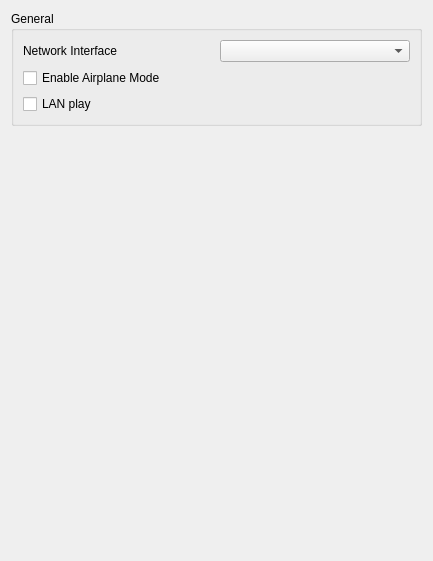
Qt form src/yuzu/configuration/configure_network.ui (danieljesus/Lichii) before a commit.
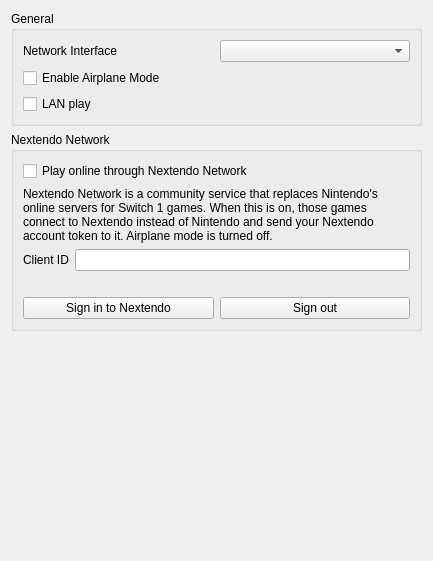
The same form after that commit.

Commit message:
Network provider support (#1344)
Sign in to a network provider account from Configure > Network, with the
account kept in the user directory and its tokens refreshed as needed.
Online play is built but held back.

The edit to the form file:
```diff
--- a/src/yuzu/configuration/configure_network.ui
+++ b/src/yuzu/configuration/configure_network.ui
@@ -55,6 +55,67 @@
        </layout>
       </widget>
      </item>
+     <item>
+      <widget class="QGroupBox" name="nextendo_group">
+       <property name="title">
+        <string>Nextendo Network</string>
+       </property>
+       <layout class="QGridLayout" name="nextendo_layout">
+        <item row="0" column="0" colspan="2">
+         <widget class="QCheckBox" name="nextendo_enabled">
+          <property name="text">
+           <string>Play online through Nextendo Network</string>
+          </property>
+         </widget>
+        </item>
+        <item row="1" column="0" colspan="2">
+         <widget class="QLabel" name="nextendo_description">
+          <property name="text">
+           <string>Nextendo Network is a community service that replaces Nintendo's online servers for Switch 1 games. When this is on, those games connect to Nextendo instead of Nintendo and send your Nextendo account token to it. Airplane mode is turned off.</string>
+          </property>
+          <property name="wordWrap">
+           <bool>true</bool>
+          </property>
+         </widget>
+        </item>
+        <item row="2" column="0">
+         <widget class="QLabel" name="nextendo_client_id_label">
+          <property name="text">
+           <string>Client ID</string>
+          </property>
+         </widget>
+        </item>
+        <item row="2" column="1">
+         <widget class="QLineEdit" name="nextendo_client_id"/>
+        </item>
+        <item row="3" column="0" colspan="2">
+         <widget class="QLabel" name="nextendo_status">
+          <property name="wordWrap">
+           <bool>true</bool>
+          </property>
+         </widget>
+        </item>
+        <item row="4" column="0" colspan="2">
+         <layout class="QHBoxLayout" name="nextendo_buttons">
+          <item>
+           <widget class="QPushButton" name="nextendo_sign_in">
+            <property name="text">
+             <string>Sign in to Nextendo</string>
+            </property>
+           </widget>
+          </item>
+          <item>
+           <widget class="QPushButton" name="nextendo_sign_out">
+            <property name="text">
+             <string>Sign out</string>
+            </property>
+           </widget>
+          </item>
+         </layout>
+        </item>
+       </layout>
+      </widget>
+     </item>
     </layout>
    </item>
    <item>
```
The commit also changes 20 other files.
